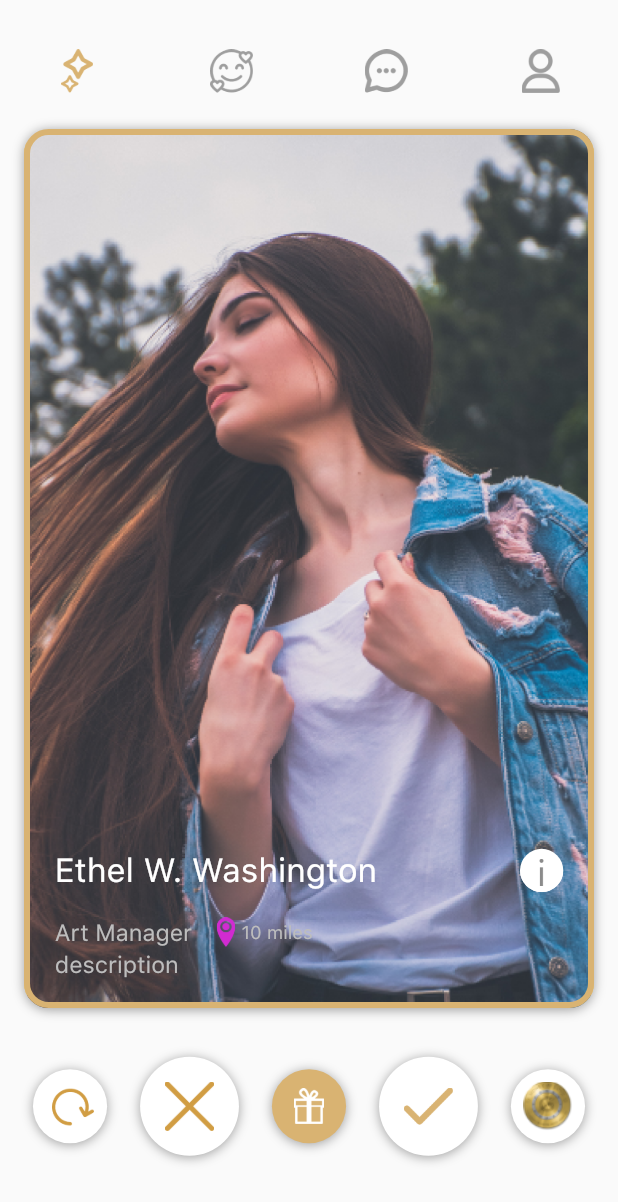
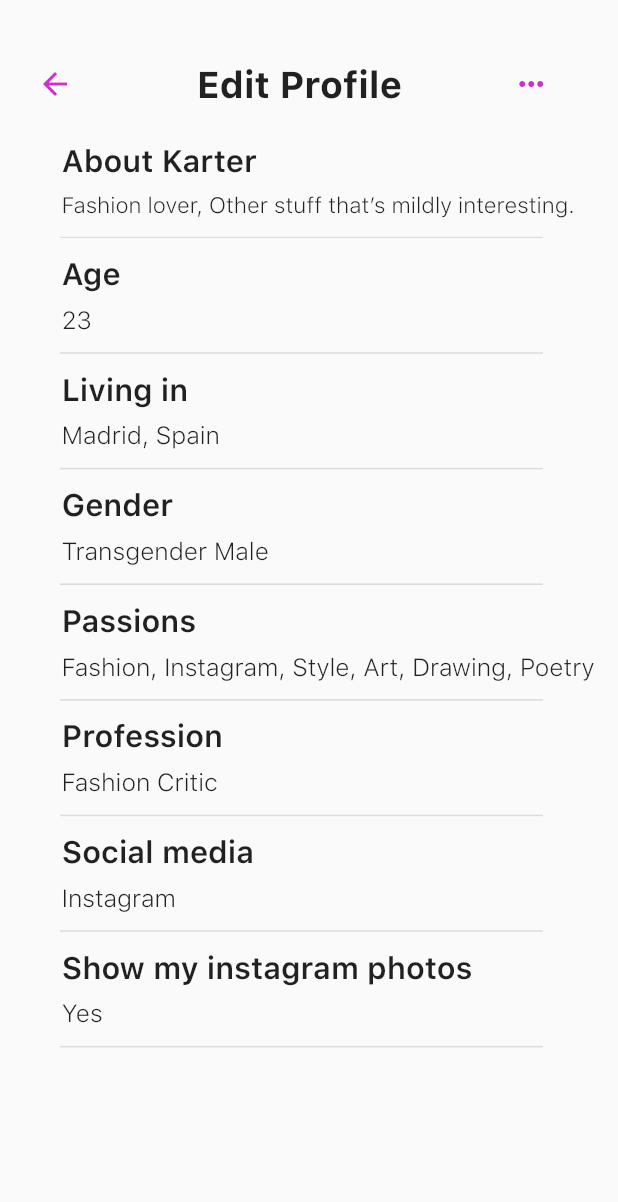
Before and after one commit to Abhisheksainii/goldidate-master, a Flutter app: the screen it shows after launch, on a phone screen of 412 x 824 dp. Shown: the top 1202 px of the screen. Run offline on Flutter 3.47's test engine with Material 2 defaults, Android fonts, the phone set to English and light mode, and no system bars; drawn by our look-alikes of auto_size_text, swipe_cards; our stand-ins replace cloud_firestore, firebase_auth, firebase_core, font_awesome_flutter, google_sign_in, intl_phone_number_input and 2 more; missing offline and left inert: flutter_login_facebook, mobile_number; accounts and stored records are empty; project files that could hold a hidden picture were left out.

Commit message:
Created editProfile Screen

```diff
--- a/lib/main.dart
+++ b/lib/main.dart
@@ -2,6 +2,7 @@ import 'package:firebase_core/firebase_core.dart';
 import 'package:flutter/material.dart';
 import 'package:goldidate/screens/Home/Profile/Settings.dart';
 import 'package:goldidate/screens/Home/Profile/addMedia.dart';
+import 'package:goldidate/screens/Home/Profile/editProfile.dart';
 import 'package:goldidate/screens/Home/Profile/goldidatePlus.dart';
 import 'package:goldidate/screens/Home/Profile/myProfile.dart';
 import 'package:goldidate/screens/Home/allchats.dart';
@@ -26,7 +27,7 @@ class MyApp extends StatelessWidget {
     return MaterialApp(
       debugShowCheckedModeBanner: false,
       title: Common.applicationName,
-      initialRoute: AppRoutes.Tabview,
+      initialRoute: AppRoutes.editProfile,
       theme: ThemeData(
         fontFamily: "SFPro",
       ),
@@ -46,6 +47,7 @@ class MyApp extends StatelessWidget {
         AppRoutes.myprofile: (context) => MyProfile(),
         AppRoutes.settings: (context) => Settings(),
         AppRoutes.goldidatePlus: (context) => GoldidatePlus(),
+        AppRoutes.editProfile: (context) => EditProfile(),
       },
     );
   }
--- a/lib/routes/app_routes.dart
+++ b/lib/routes/app_routes.dart
@@ -14,4 +14,5 @@ class AppRoutes {
   static final String addMedia = "/addMedia";
   static final String settings = "/Settings";
   static final String goldidatePlus = "/goldidatePlus";
+  static final String editProfile = "/editProfile";
 }
--- /dev/null
+++ b/lib/screens/Home/Profile/editProfile.dart
@@ -0,0 +1,337 @@
+import 'package:flutter/material.dart';
+
+class EditProfile extends StatefulWidget {
+  @override
+  _EditProfileState createState() => _EditProfileState();
+}
+
+class _EditProfileState extends State<EditProfile> {
+  @override
+  Widget build(BuildContext context) {
+    final height = MediaQuery.of(context).size.height;
+    final width = MediaQuery.of(context).size.width;
+    return Scaffold(
+      body: SingleChildScrollView(
+        child: Container(
+          child: Column(
+            crossAxisAlignment: CrossAxisAlignment.start,
+            children: [
+              Padding(
+                padding:
+                    EdgeInsets.only(top: height * 0.05, left: width * 0.06),
+                child: Container(
+                  child: Row(
+                    children: [
+                      InkWell(
+                        child: Icon(
+                          Icons.arrow_back,
+                          color: Color(0xFFD12BD1),
+                        ),
+                      ),
+                      SizedBox(
+                        width: width * 0.2,
+                      ),
+                      Text(
+                        "Edit Profile",
+                        style: TextStyle(
+                            fontSize: width * 0.06,
+                            fontWeight: FontWeight.bold),
+                      ),
+                      SizedBox(
+                        width: width * 0.18,
+                      ),
+                      InkWell(
+                        child: Icon(
+                          Icons.more_horiz,
+                          color: Color(0xFFD12BD1),
+                        ),
+                      ),
+                    ],
+                  ),
+                ),
+              ),
+              Padding(
+                padding: EdgeInsets.only(
+                    top: height * 0.03, left: width * 0.1, right: width * 0.06),
+                child: CustomContainer(
+                    fontSize: 0.036,
+                    text1: "About Karter",
+                    text2:
+                        "Fashion lover, Other stuff that’s mildly interesting.",
+                    width: width,
+                    height: height),
+              ),
+              SizedBox(
+                height: height * 0.005,
+              ),
+              Container(
+                width: width * 1,
+                child: Divider(
+                  indent: 40,
+                  endIndent: 50,
+                  thickness: 0.8,
+                ),
+              ),
+              Padding(
+                padding: EdgeInsets.only(
+                    top: height * 0.0045,
+                    left: width * 0.1,
+                    right: width * 0.02),
+                child: CustomContainer(
+                    fontSize: 0.04,
+                    text1: "Age",
+                    text2: "23",
+                    width: width,
+                    height: height),
+              ),
+              SizedBox(
+                height: height * 0.005,
+              ),
+              Container(
+                width: width * 1,
+                child: Divider(
+                  indent: 40,
+                  endIndent: 50,
+                  thickness: 1,
+                ),
+              ),
+              Padding(
+                padding: EdgeInsets.only(
+                    top: height * 0.0045,
+                    left: width * 0.1,
+                    right: width * 0.02),
+                child: CustomContainer(
+                    fontSize: 0.04,
+                    text1: "Living in",
+                    text2: "Madrid, Spain",
+                    width: width,
+                    height: height),
+              ),
+              SizedBox(
+                height: height * 0.005,
+              ),
+              Container(
+                width: width * 1,
+                child: Divider(
+                  indent: 40,
+                  endIndent: 50,
+                  thickness: 1,
+                ),
+              ),
+              Padding(
+                padding: EdgeInsets.only(
+                    top: height * 0.0045,
+                    left: width * 0.1,
+                    right: width * 0.02),
+                child: CustomContainer(
+                    fontSize: 0.04,
+                    text1: "Gender",
+                    text2: "Transgender Male",
+                    width: width,
+                    height: height),
+              ),
+              SizedBox(
+                height: height * 0.005,
+              ),
+              Container(
+                width: width * 1,
+                child: Divider(
+                  indent: 40,
+                  endIndent: 50,
+                  thickness: 1,
+                ),
+              ),
+              Padding(
+                padding: EdgeInsets.only(
+                    top: height * 0.0045,
+                    left: width * 0.1,
+                    right: width * 0.02),
+                child: CustomContainer(
+                    fontSize: 0.04,
+                    text1: "Passions",
+                    text2: "Fashion, Instagram, Style, Art, Drawing, Poetry",
+                    width: width,
+                    height: height),
+              ),
+              SizedBox(
+                height: height * 0.005,
+              ),
+              Container(
+                width: width * 1,
+                child: Divider(
+                  indent: 40,
+                  endIndent: 50,
+                  thickness: 1,
+                ),
+              ),
+              Padding(
+                padding: EdgeInsets.only(
+                    top: height * 0.0045,
+                    left: width * 0.1,
+                    right: width * 0.02),
+                child: CustomContainer(
+                    fontSize: 0.04,
+                    text1: "Profession",
+                    text2: "Fashion Critic",
+                    width: width,
+                    height: height),
+              ),
+              SizedBox(
+                height: height * 0.005,
+              ),
+              Container(
+                width: width * 1,
+                child: Divider(
+                  indent: 40,
+                  endIndent: 50,
+                  thickness: 1,
+                ),
+              ),
+              Padding(
+                padding: EdgeInsets.only(
+                    top: height * 0.0045,
+                    left: width * 0.1,
+                    right: width * 0.02),
+                child: CustomContainer(
+                    fontSize: 0.04,
+                    text1: "Social media",
+                    text2: "Instagram",
+                    width: width,
+                    height: height),
+              ),
+              SizedBox(
+                height: height * 0.005,
+              ),
+              Container(
+                width: width * 1,
+                child: Divider(
+                  indent: 40,
+                  endIndent: 50,
+                  thickness: 1,
+                ),
+              ),
+              Padding(
+                padding: EdgeInsets.only(
+                    top: height * 0.0045,
+                    left: width * 0.1,
+                    right: width * 0.02),
+                child: CustomContainer(
+                    fontSize: 0.04,
+                    text1: "Show my instagram photos",
+                    text2: "Yes",
+                    width: width,
+                    height: height),
+              ),
+              SizedBox(
+                height: height * 0.005,
+              ),
+              Container(
+                width: width * 1,
+                child: Divider(
+                  indent: 40,
+                  endIndent: 50,
+                  thickness: 1,
+                ),
+              ),
+              SizedBox(
+                height: height * 0.175,
+              ),
+              Container(
+                height: height * 0.09545,
+                width: width * 1.8,
+                decoration: BoxDecoration(
+                  boxShadow: [
+                    BoxShadow(color: Colors.black87, blurRadius: 14.0)
+                  ],
+                  color: Colors.white,
+                  borderRadius: BorderRadius.only(
+                    topLeft: Radius.circular(30.0),
+                    topRight: Radius.circular(30.0),
+                  ),
+                ),
+                child: Column(
+                  children: [
+                    Padding(
+                      padding: EdgeInsets.only(top: height * 0.02),
+                      child: InkWell(
+                        child: Container(
+                          width: width * 0.25,
+                          height: height * 0.05,
+                          decoration: BoxDecoration(
+                              borderRadius: BorderRadius.circular(22.0),
+                              gradient: LinearGradient(
+                                  begin: Alignment.topRight,
+                                  end: Alignment.bottomLeft,
+                                  colors: [
+                                    Color(0xFF532253),
+                                    Color(0xFFD12BD1)
+                                  ])),
+                          child: Center(
+                            child: Text(
+                              "Done",
+                              style: TextStyle(
+                                  fontSize: width * 0.04,
+                                  color: Colors.white,
+                                  fontWeight: FontWeight.w700),
+                            ),
+                          ),
+                        ),
+                      ),
+                    ),
+                  ],
+                ),
+              ),
+            ],
+          ),
+        ),
+      ),
+    );
+  }
+}
+
+class CustomContainer extends StatefulWidget {
+  final double fontSize;
+  final String text1;
+  final String text2;
+  const CustomContainer({
+    Key key,
+    @required this.text1,
+    @required this.fontSize,
+    @required this.text2,
+    @required this.width,
+    @required this.height,
+  }) : super(key: key);
+
+  final double width;
+  final double height;
+
+  @override
+  _CustomContainerState createState() => _CustomContainerState();
+}
+
+class _CustomContainerState extends State<CustomContainer> {
+  @override
+  Widget build(BuildContext context) {
+    return Container(
+      child: Column(
+        crossAxisAlignment: CrossAxisAlignment.start,
+        children: [
+          Text(
+            widget.text1,
+            style: TextStyle(
+                fontSize: widget.width * 0.05, fontWeight: FontWeight.w600),
+          ),
+          SizedBox(
+            height: widget.height * 0.01,
+          ),
+          Text(
+            widget.text2,
+            style: TextStyle(
+                fontSize: widget.width * widget.fontSize,
+                fontWeight: FontWeight.w300),
+          ),
+        ],
+      ),
+    );
+  }
+}
--- a/lib/screens/Home/Profile/goldidatePlus.dart
+++ b/lib/screens/Home/Profile/goldidatePlus.dart
@@ -182,14 +182,11 @@ class _GoldidatePlusState extends State<GoldidatePlus> {
                               ),
                             ),
                           ),
-                          SizedBox(
-                            width: width * 0.01,
-                          ),
                           Padding(
-                            padding: EdgeInsets.only(left: width * 0.003),
+                            padding: EdgeInsets.only(left: width * 0.001),
                             child: Container(
                               height: height * 0.27,
-                              width: width * 0.33,
+                              width: width * 0.31,
                               decoration: BoxDecoration(
                                   border: Border.all(
                                     color: Color(0xFF579DDB),
@@ -281,11 +278,8 @@ class _GoldidatePlusState extends State<GoldidatePlus> {
                               ),
                             ),
                           ),
-                          SizedBox(
-                            width: width * 0.01,
-                          ),
                           Padding(
-                            padding: EdgeInsets.only(left: width * 0.003),
+                            padding: EdgeInsets.only(left: width * 0.001),
                             child: Container(
                               height: height * 0.22,
                               width: height * 0.14,
```
